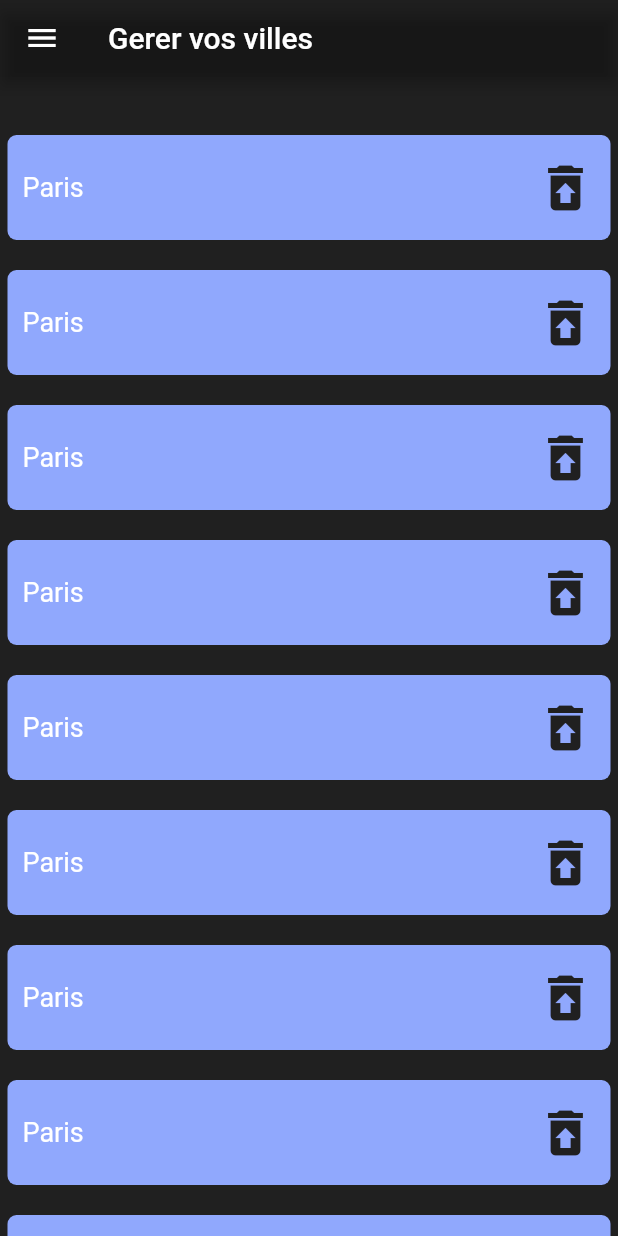
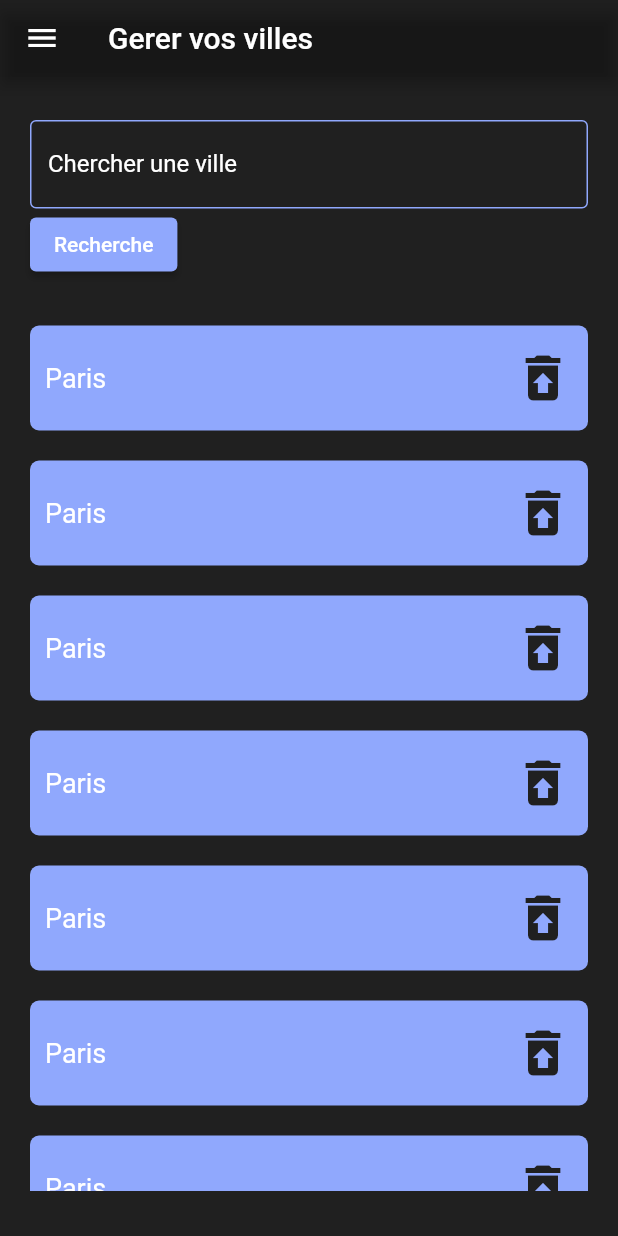
Before and after one commit to CoderNerfer/flutter_ynov_meteo, a Flutter app: the screen it shows after launch, in the side drawer, after a tap on "Gerer vos villes", on a phone screen of 412 x 824 dp. Run offline on Flutter 3.47's test engine with Material 2 defaults, Android fonts, the phone set to English and light mode, and no system bars; network calls fail.

Commit message:
:bug: fix: input text for cities management missing

```diff
--- a/lib/views/CitiesManagement.dart
+++ b/lib/views/CitiesManagement.dart
@@ -11,6 +11,7 @@ class CitiesManagement extends StatefulWidget {
 }
 
 class _CitiesManagement extends State<CitiesManagement> {
+  final _formKey = GlobalKey<FormState>();
   @override
   Widget build(BuildContext context) {
     return Scaffold(
@@ -23,14 +24,58 @@ class _CitiesManagement extends State<CitiesManagement> {
       ),
       body: Center(
         child: Padding(
-          padding: const EdgeInsets.only(top: 30.0),
-          child: Container(
+          padding: const EdgeInsets.symmetric(vertical: 30.0, horizontal: 20.0),
+          child: Column(children: [
+            Form(
+              key: _formKey,
+              child: Column(
+                crossAxisAlignment: CrossAxisAlignment.start,
+                children: [
+                  TextFormField(
+                    validator: (value) {
+                      if (value == null || value.isEmpty) {
+                        return 'Veuillez taper quelque chose !';
+                      }
+                    },
+                    obscureText: false,
+                    decoration: const InputDecoration(
+                        enabledBorder: OutlineInputBorder(
+                          borderSide: BorderSide(
+                            color: Color.fromARGB(255, 144, 168, 253),
+                          ),
+                        ),
+                        focusedBorder: OutlineInputBorder(
+                          borderSide: BorderSide(
+                            color: Colors.white,
+                          ),
+                        ),
+                        labelText: 'Chercher une ville',
+                        labelStyle: TextStyle(color: Colors.white)),
+                  ),
+                  ElevatedButton(
+                    onPressed: () {
+                      if (_formKey.currentState!.validate()) {
+                        ScaffoldMessenger.of(context).showSnackBar(
+                          const SnackBar(content: Text('Processing Data')),
+                        );
+                      }
+                    },
+                    child: Text('Recherche'),
+                    style: ElevatedButton.styleFrom(
+                      primary: const Color.fromARGB(255, 144, 168, 253),
+                    ),
+                  ),
+                ],
+              ),
+            ),
+            Expanded(
+              child: Padding(
+                padding: const EdgeInsets.only(top: 20.0),
                 child: ListView.builder(
-              itemCount: 10,
+                  itemCount: 8,
                   itemBuilder: (context, index) {
                     return Padding(
-                  padding: const EdgeInsets.symmetric(
-                      vertical: 10.0, horizontal: 5.0),
+                      padding: const EdgeInsets.symmetric(vertical: 10),
                       child: Container(
                         decoration: BoxDecoration(
                           color: const Color.fromARGB(255, 144, 168, 253),
@@ -62,6 +107,8 @@ class _CitiesManagement extends State<CitiesManagement> {
                 ),
               ),
             ),
+          ]),
+        ),
       ),
     );
   }
```
Lines whose indentation alone changed are shown as unchanged.
